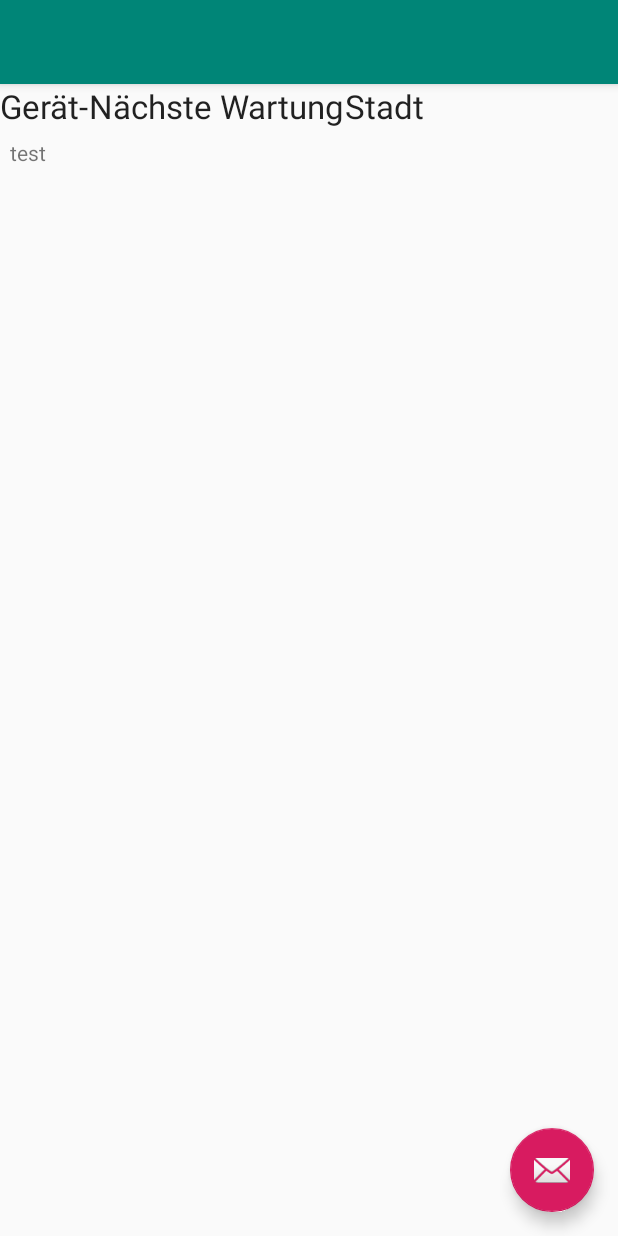
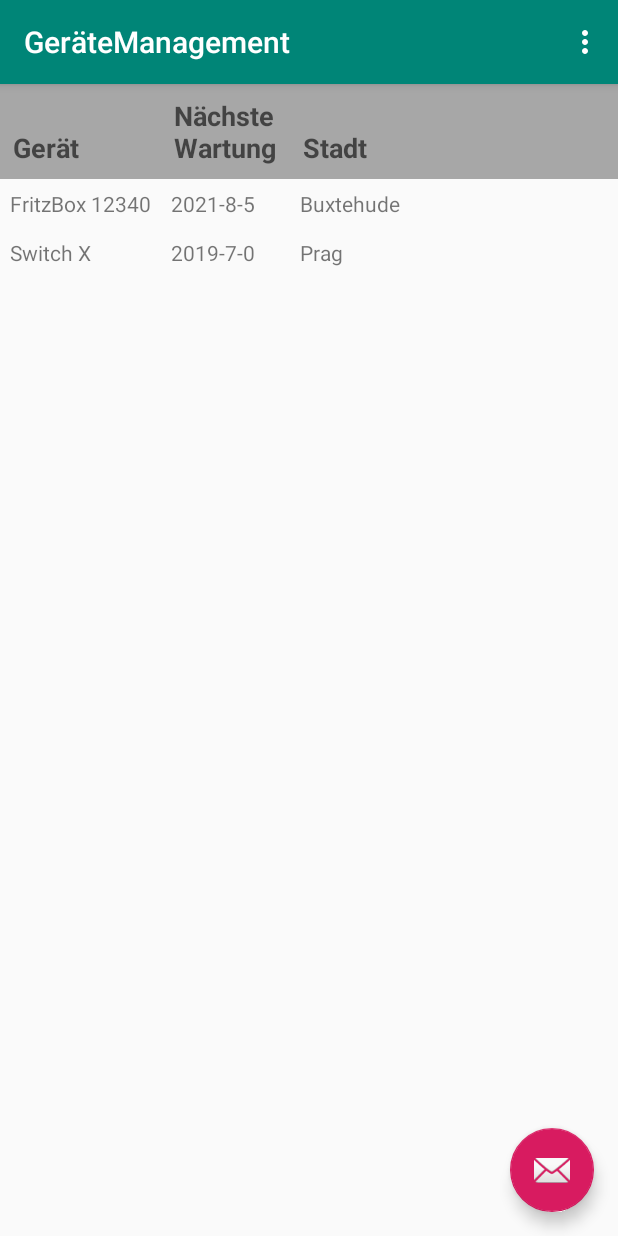
Before and after one commit to hoschi-it/schulprojekt-pi, an Android app: the screen it shows after launch (MainActivity), on a phone screen of 412 x 824 dp. Run offline under Robolectric (Android 15) with nearby library versions, the phone set to English and light mode, and no system bars.

Commit message:
implement app device list view

```diff
--- a/JavaApp/app/src/main/java/io/github/dimi1991/schulprojekt/MainActivity.kt
+++ b/JavaApp/app/src/main/java/io/github/dimi1991/schulprojekt/MainActivity.kt
@@ -27,7 +27,6 @@ class MainActivity : AppCompatActivity() {
         super.onCreate(savedInstanceState)
         setContentView(R.layout.activity_main)
         setSupportActionBar(toolbar)
-
         fab.setOnClickListener { view ->
             Snackbar.make(view, "Replace with your own action", Snackbar.LENGTH_LONG)
                 .setAction("Action", null).show()
@@ -52,22 +51,20 @@ class MainActivity : AppCompatActivity() {
 
     override fun onResume() {
         super.onResume()
-        testTable()
+        loadTable()
     }
 
-    private fun testTable(){
-        label.text = "_"
+    private fun loadTable(){
         var devs = listOf<Device>(
-            Device("FritzBox 12340", Date(2020, 20, 2), Location("Buxtehude"))
+            Device("FritzBox 12340", Date(2020, 20, 2), Location("Buxtehude")),
+            Device("Switch X", Date(2019, 7, 17), Location("Prag"))
         )
         MakeRows(devs)
-        label.text = label.text.toString() + "-"
     }
 
 
 
     fun MakeRows(devices: List<Device>) {
-        setContentView(R.layout.activity_main)
         for(dev in devices) {
             generateRow(dev)
         }
@@ -82,14 +79,12 @@ class MainActivity : AppCompatActivity() {
         row.addView(tvNextMaintenance)
         row.addView(tvCity)
 
+        devicesTable.addView(row, TableRow.LayoutParams(TableRow.LayoutParams.WRAP_CONTENT))
 
-        devicesTable.addView(generateTextView("test"), 1)
-        devicesTable.addView(row, 2)
     }
 
     private fun generateTextView(text: String) : TextView {
         var view = TextView(this)
-        view.layoutParams = ViewGroup.LayoutParams(ViewGroup.LayoutParams.WRAP_CONTENT, ViewGroup.LayoutParams.WRAP_CONTENT)
         view.setPadding(10, 10, 10, 10)
         view.text = text
         return view
--- a/JavaApp/app/src/main/res/layout/content_main.xml
+++ b/JavaApp/app/src/main/res/layout/content_main.xml
@@ -26,26 +26,39 @@
 
                     <TableRow
                         android:layout_width="match_parent"
-                        android:layout_height="match_parent">
+                        android:layout_height="match_parent"
+                        android:background="#A7A7A7"
+                        android:gravity="bottom">
 
                         <TextView
                             android:id="@+id/label"
                             android:layout_width="wrap_content"
-                            android:layout_height="wrap_content"
+                            android:layout_height="match_parent"
+                            android:layout_gravity="bottom"
+                            android:gravity="bottom"
+                            android:padding="4pt"
                             android:text="Gerät"
-                            android:textAppearance="@style/TextAppearance.AppCompat.Large" />
+                            android:textAppearance="@style/TextAppearance.AppCompat.Medium"
+                            android:textStyle="bold" />
 
                         <TextView
                             android:layout_width="wrap_content"
                             android:layout_height="wrap_content"
-                            android:text="Nächste Wartung"
-                            android:textAppearance="@style/TextAppearance.AppCompat.Large" />
+                            android:gravity="bottom"
+                            android:padding="4pt"
+                            android:text="Nächste\nWartung"
+                            android:textAllCaps="false"
+                            android:textAppearance="@style/TextAppearance.AppCompat.Medium"
+                            android:textStyle="bold" />
 
                         <TextView
                             android:layout_width="wrap_content"
-                            android:layout_height="wrap_content"
+                            android:layout_height="match_parent"
+                            android:gravity="bottom"
+                            android:padding="4pt"
                             android:text="Stadt"
-                            android:textAppearance="@style/TextAppearance.AppCompat.Large" />
+                            android:textAppearance="@style/TextAppearance.AppCompat.Medium"
+                            android:textStyle="bold" />
                     </TableRow>
 
                 </TableLayout>
```
